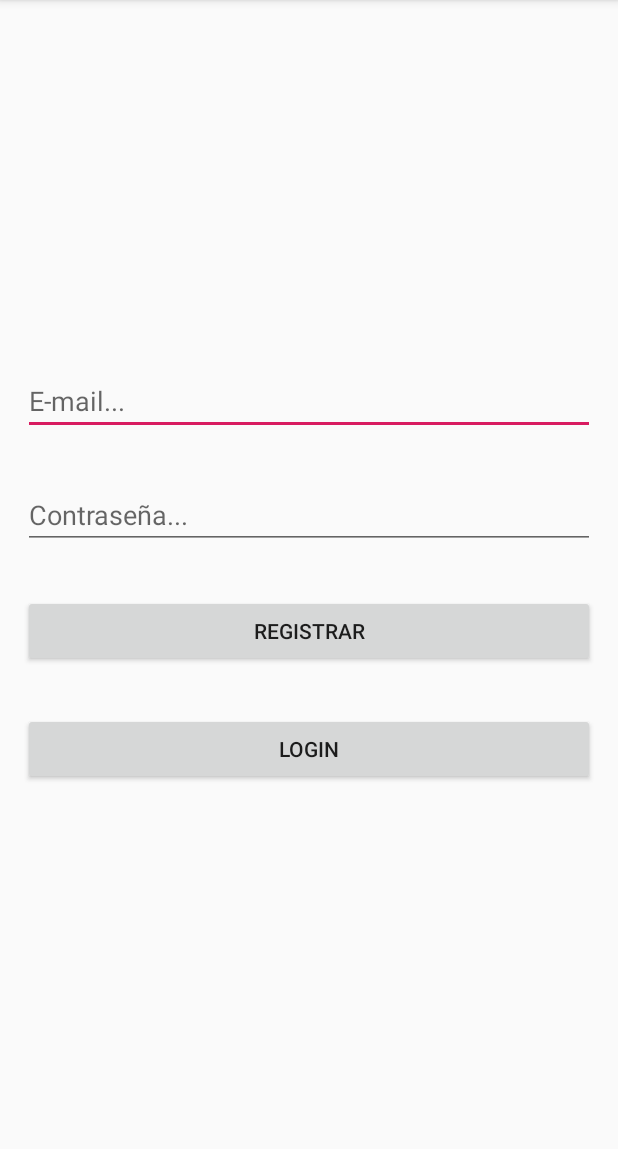
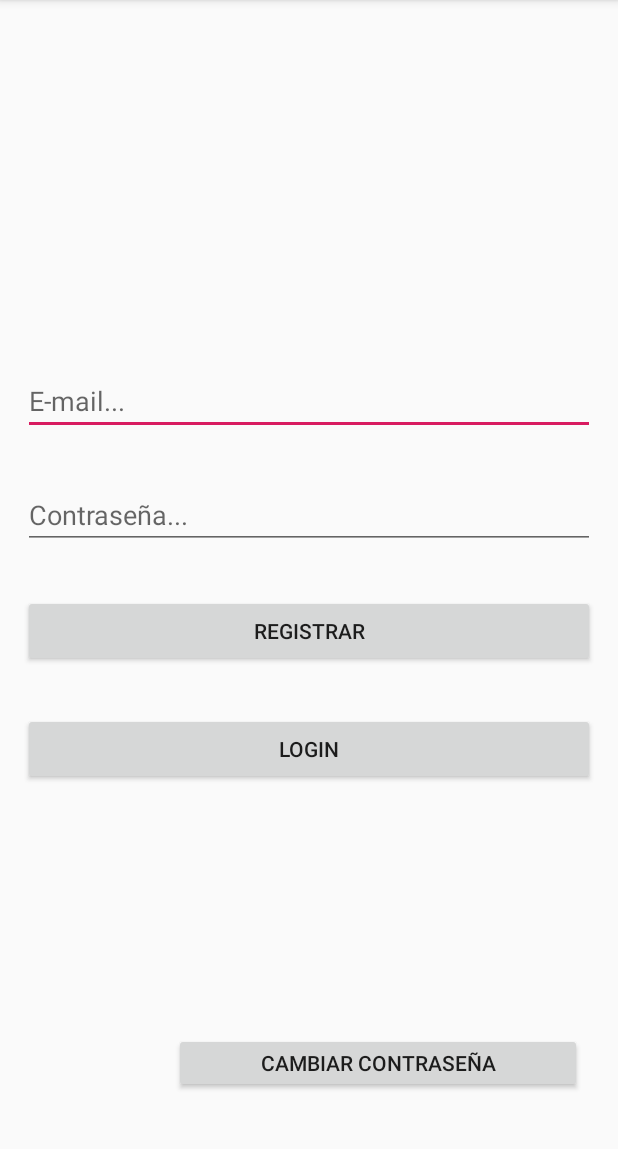
Before and after one commit to feortic/Buop, an Android app: the screen it shows after launch (MainActivity), after a tap on "LOGIN", on a phone screen of 412 x 824 dp, the part 84-1233 px from its top. Run offline under Robolectric (Android 15) with nearby library versions, the phone set to English and light mode, and no system bars; our stand-ins replace Firebase (no records; nobody signed in at launch, a user with empty details on screens opened directly).

Commit message:
Añadido el cambio de contraseña, email...

```diff
--- a/app/src/main/AndroidManifest.xml
+++ b/app/src/main/AndroidManifest.xml
@@ -9,7 +9,8 @@
         android:roundIcon="@mipmap/ic_launcher_round"
         android:supportsRtl="true"
         android:theme="@style/AppTheme">
-        <activity android:name=".WelcomeActivity"></activity>
+        <activity android:name=".CambiarPassActivity"></activity>
+        <activity android:name=".WelcomeActivity" />
         <activity android:name=".MainActivity">
             <intent-filter>
                 <action android:name="android.intent.action.MAIN" />
--- a/app/src/main/java/com/example/buop/MainActivity.java
+++ b/app/src/main/java/com/example/buop/MainActivity.java
@@ -1,5 +1,6 @@
 package com.example.buop;
 
+import android.app.Activity;
 import android.app.ProgressDialog;
 import android.content.Intent;
 import android.support.annotation.NonNull;
@@ -25,7 +26,7 @@ public class MainActivity extends AppCompatActivity implements View.OnClickListe
     //defining view objects
     private EditText TextEmail;
     private EditText TextPassword;
-    private Button btnRegistrar, btnLogin;
+    private Button btnRegistrar, btnLogin ,btnCambiarContraseña;
     private ProgressDialog progressDialog;
 
 
@@ -47,10 +48,12 @@ public class MainActivity extends AppCompatActivity implements View.OnClickListe
 
         btnRegistrar = (Button) findViewById(R.id.botonRegistrar);
         btnLogin = (Button) findViewById(R.id.botonLogin);
+        btnCambiarContraseña = (Button) findViewById(R.id.botonCambiarPass);
 
         progressDialog = new ProgressDialog(this);
 
         //asociamos un oyente al evento clic del bot鏮
+        btnCambiarContraseña.setOnClickListener(this);
         btnRegistrar.setOnClickListener(this);
         btnLogin.setOnClickListener(this);
     }
@@ -110,7 +113,7 @@ public class MainActivity extends AppCompatActivity implements View.OnClickListe
         }
 
         if (TextUtils.isEmpty(password)) {
-            Toast.makeText(this, "Falta ingresar la contrase鎙", Toast.LENGTH_LONG).show();
+            Toast.makeText(this, "Falta ingresar la contraseña", Toast.LENGTH_LONG).show();
             return;
         }
 
@@ -148,6 +151,14 @@ public class MainActivity extends AppCompatActivity implements View.OnClickListe
     }
 
 
+    private  void irACambiarContrseña(){
+        Toast.makeText(MainActivity.this, "Yendo a cambiar contraseña: " , Toast.LENGTH_LONG).show();
+        Intent intencion = new Intent(getApplicationContext(), CambiarPassActivity.class);
+        startActivity(intencion);
+
+
+    }
+
     @Override
     public void onClick(View view) {
 
@@ -160,6 +171,10 @@ public class MainActivity extends AppCompatActivity implements View.OnClickListe
             case R.id.botonLogin:
                 loguearUsuario();
                 break;
+            case R.id.botonCambiarPass:
+                irACambiarContrseña();
+                break;
+
         }
 
 
--- a/app/src/main/java/com/example/buop/WelcomeActivity.java
+++ b/app/src/main/java/com/example/buop/WelcomeActivity.java
@@ -17,7 +17,7 @@ public class WelcomeActivity extends AppCompatActivity {
 
         txtUser =(TextView)findViewById(R.id.textser);
         String user = getIntent().getStringExtra("names");
-        txtUser.setText("、ienvenido "+ user +"!");
+        txtUser.setText("¡Bienvenido "+ user +"!");
 
 
     }
--- a/app/src/main/res/layout/activity_main.xml
+++ b/app/src/main/res/layout/activity_main.xml
@@ -7,6 +7,7 @@
     tools:context=".MainActivity">
 
     <LinearLayout
+        android:id="@+id/linearLayout"
         android:layout_width="match_parent"
         android:layout_height="wrap_content"
         android:layout_alignParentStart="true"
@@ -52,4 +53,22 @@
 
     </LinearLayout>
 
+    <Button
+        android:id="@+id/botonCambiarPass"
+        android:layout_width="272dp"
+        android:layout_height="40dp"
+        android:layout_marginStart="8dp"
+        android:layout_marginLeft="8dp"
+        android:layout_marginTop="8dp"
+        android:layout_marginEnd="8dp"
+        android:layout_marginRight="8dp"
+        android:layout_marginBottom="8dp"
+        android:text="@string/app_CambiarPass"
+        app:layout_constraintBottom_toBottomOf="parent"
+        app:layout_constraintEnd_toEndOf="parent"
+        app:layout_constraintHorizontal_bias="0.872"
+        app:layout_constraintStart_toStartOf="parent"
+        app:layout_constraintTop_toBottomOf="@+id/linearLayout"
+        app:layout_constraintVertical_bias="0.818" />
+
 </android.support.constraint.ConstraintLayout>
--- a/app/src/main/res/values/strings.xml
+++ b/app/src/main/res/values/strings.xml
@@ -1,3 +1,4 @@
 <resources>
     <string name="app_name">Buop</string>
+    <string name="app_CambiarPass">Cambiar contraseña</string>
 </resources>
```
Also changed, not shown: app/src/main/java/com/example/buop/CambiarPassActivity.java (added, +179 -0 lines), app/src/main/res/layout/activity_cambiar_pass.xml (added, +100 -0 lines).
